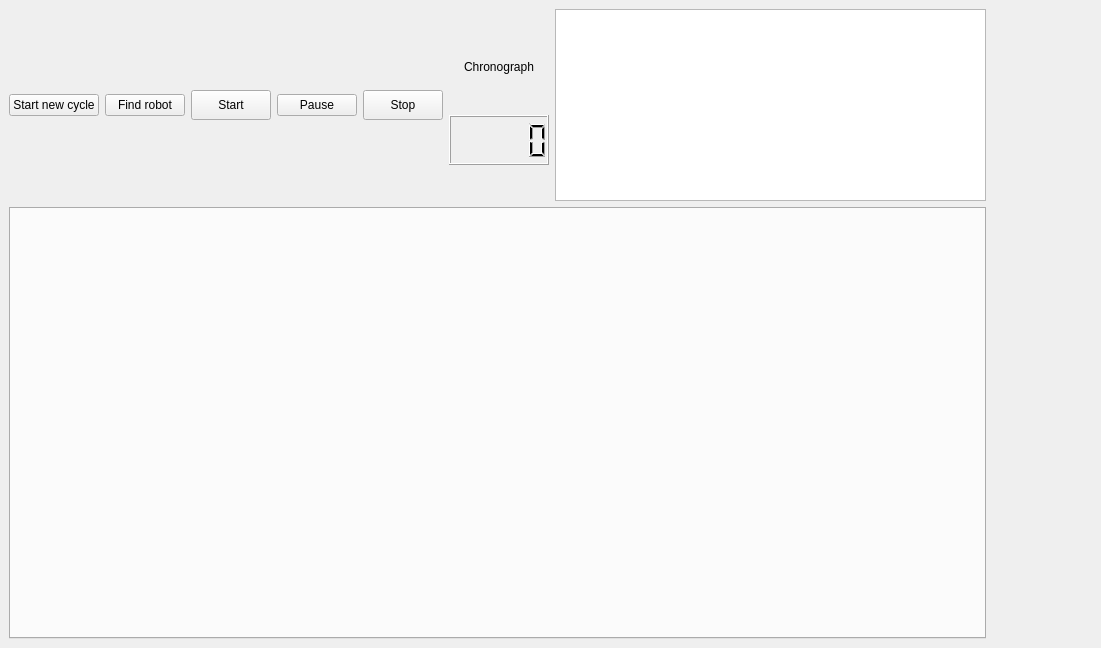
This is design/ui/views/generated/ui_main_view.ui in AntoineGagne/design-3-glo as Qt 5 draws it before an edit. The edited form follows.
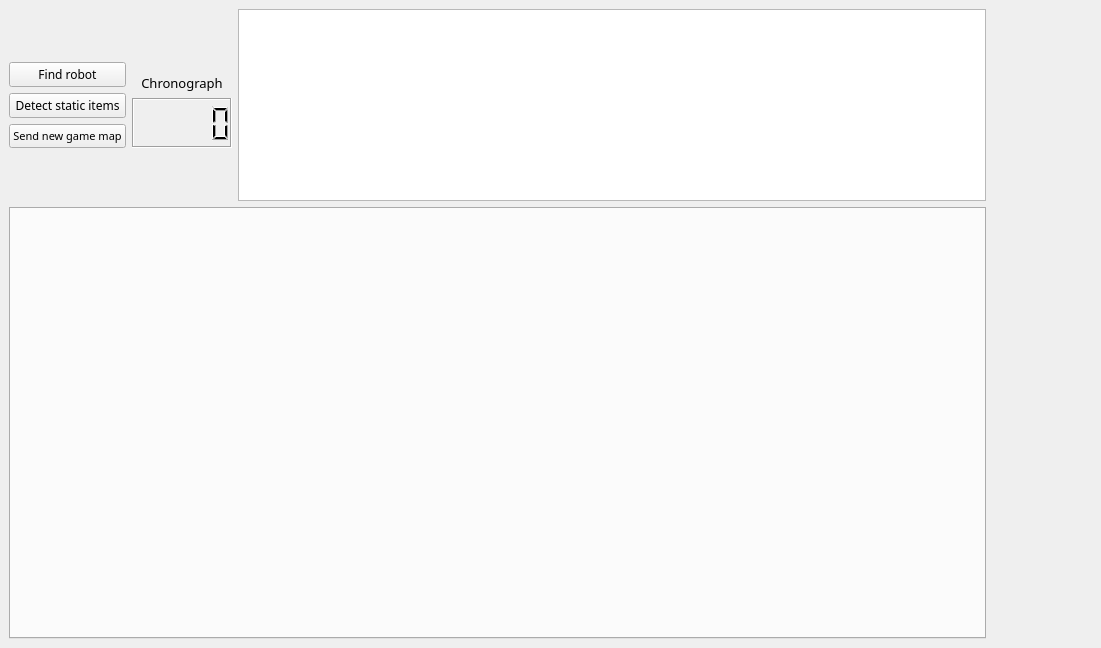
This is the edited form.

The edit to the form file:
```diff
--- a/design/ui/views/generated/ui_main_view.ui
+++ b/design/ui/views/generated/ui_main_view.ui
@@ -29,68 +29,90 @@
             <item>
              <layout class="QHBoxLayout" name="horizontalLayout_2">
               <item>
-               <widget class="QPushButton" name="new_cycle_btn">
-                <property name="text">
-                 <string>Start new cycle</string>
-                </property>
-               </widget>
+               <layout class="QVBoxLayout" name="verticalLayout_2">
+                <item>
+                 <spacer name="verticalSpacer_2">
+                  <property name="orientation">
+                   <enum>Qt::Vertical</enum>
+                  </property>
+                  <property name="sizeHint" stdset="0">
+                   <size>
+                    <width>20</width>
+                    <height>40</height>
+                   </size>
+                  </property>
+                 </spacer>
               </item>
               <item>
                <widget class="QPushButton" name="find_robot_btn">
+                  <property name="font">
+                   <font>
+                    <family>Microsoft YaHei UI Light</family>
+                    <pointsize>9</pointsize>
+                   </font>
+                  </property>
                 <property name="text">
                  <string>Find robot</string>
                 </property>
                </widget>
               </item>
               <item>
-               <widget class="QPushButton" name="start_btn">
-                <property name="minimumSize">
-                 <size>
-                  <width>0</width>
-                  <height>30</height>
-                 </size>
-                </property>
-                <property name="maximumSize">
-                 <size>
-                  <width>16777215</width>
-                  <height>30</height>
-                 </size>
-                </property>
+                 <widget class="QPushButton" name="detect_static_items_btn">
+                  <property name="font">
+                   <font>
+                    <family>Microsoft YaHei UI Light</family>
+                   </font>
+                  </property>
                 <property name="text">
-                 <string>Start</string>
+                   <string>Detect static items</string>
                 </property>
                </widget>
               </item>
               <item>
-               <widget class="QPushButton" name="pause_btn">
+                 <widget class="QPushButton" name="send_game_map_btn">
+                  <property name="font">
+                   <font>
+                    <family>Microsoft YaHei Light</family>
+                    <pointsize>8</pointsize>
+                   </font>
+                  </property>
                 <property name="text">
-                 <string>Pause</string>
+                   <string>Send new game map</string>
                 </property>
                </widget>
               </item>
               <item>
-               <widget class="QPushButton" name="stop_btn">
-                <property name="minimumSize">
-                 <size>
-                  <width>0</width>
-                  <height>30</height>
-                 </size>
-                </property>
-                <property name="maximumSize">
+                 <spacer name="verticalSpacer">
+                  <property name="orientation">
+                   <enum>Qt::Vertical</enum>
+                  </property>
+                  <property name="sizeHint" stdset="0">
                  <size>
-                  <width>16777215</width>
-                  <height>30</height>
-                 </size>
-                </property>
-                <property name="text">
-                 <string>Stop</string>
-                </property>
-               </widget>
+                    <width>20</width>
+                    <height>40</height>
+                   </size>
+                  </property>
+                 </spacer>
+                </item>
+               </layout>
               </item>
              </layout>
             </item>
             <item>
              <layout class="QVBoxLayout" name="verticalLayout">
+              <item>
+               <spacer name="verticalSpacer_3">
+                <property name="orientation">
+                 <enum>Qt::Vertical</enum>
+                </property>
+                <property name="sizeHint" stdset="0">
+                 <size>
+                  <width>20</width>
+                  <height>40</height>
+                 </size>
+                </property>
+               </spacer>
+              </item>
               <item>
                <widget class="QLabel" name="chrono_label">
                 <property name="sizePolicy">
@@ -111,6 +133,12 @@
                   <height>30</height>
                  </size>
                 </property>
+                <property name="font">
+                 <font>
+                  <family>Microsoft YaHei UI Light</family>
+                  <pointsize>10</pointsize>
+                 </font>
+                </property>
                 <property name="cursor">
                  <cursorShape>ArrowCursor</cursorShape>
                 </property>
@@ -142,8 +170,39 @@
                   <height>50</height>
                  </size>
                 </property>
+                <property name="font">
+                 <font>
+                  <weight>50</weight>
+                  <bold>false</bold>
+                 </font>
+                </property>
+                <property name="frameShadow">
+                 <enum>QFrame::Sunken</enum>
+                </property>
+                <property name="lineWidth">
+                 <number>1</number>
+                </property>
+                <property name="midLineWidth">
+                 <number>0</number>
+                </property>
+                <property name="segmentStyle">
+                 <enum>QLCDNumber::Filled</enum>
+                </property>
                </widget>
               </item>
+              <item>
+               <spacer name="verticalSpacer_5">
+                <property name="orientation">
+                 <enum>Qt::Vertical</enum>
+                </property>
+                <property name="sizeHint" stdset="0">
+                 <size>
+                  <width>20</width>
+                  <height>40</height>
+                 </size>
+                </property>
+               </spacer>
+              </item>
              </layout>
             </item>
             <item>
@@ -162,7 +221,7 @@
               </property>
               <property name="font">
                <font>
-                <family>MS Sans Serif</family>
+                <family>Microsoft YaHei UI Light</family>
                 <pointsize>10</pointsize>
                </font>
               </property>
```
Left out of the diff: 31 changed lines with no effect on the pictures. Lines whose indentation alone changed are shown as unchanged.
